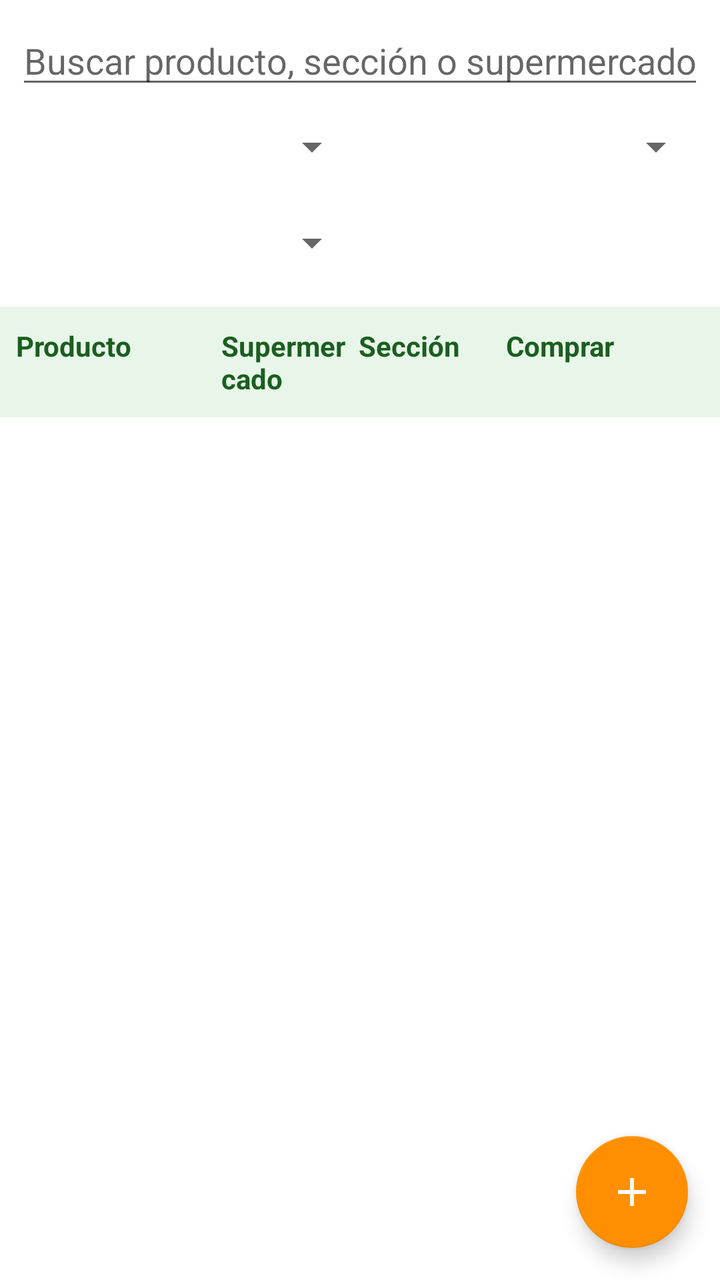
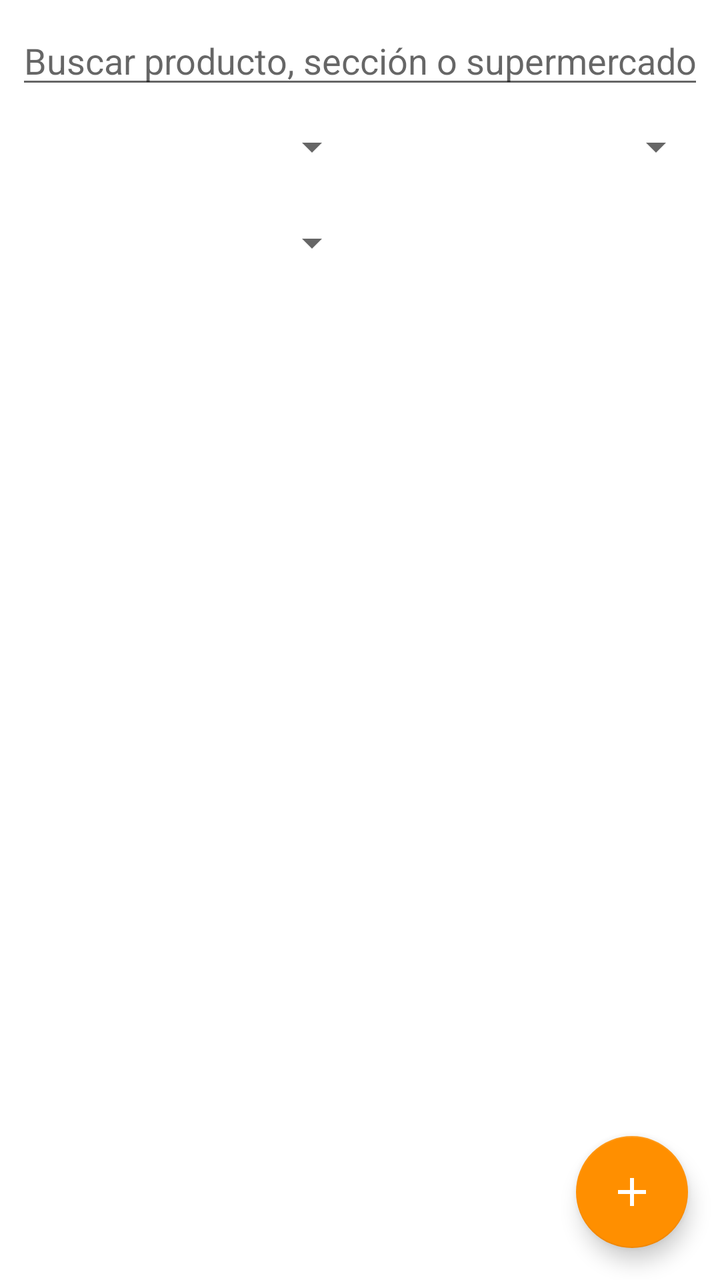

An Android layout rendered at two revisions. The XML below is the earlier revision; the diff shows what the commit changed to produce the second picture.
<!-- AndroidManifest.xml: application theme AppTheme -->
<!-- res/layout/activity_main.xml -->
<?xml version="1.0" encoding="utf-8"?>
<FrameLayout xmlns:android="http://schemas.android.com/apk/res/android"
    xmlns:app="http://schemas.android.com/apk/res-auto"
    android:layout_width="match_parent"
    android:layout_height="match_parent">

    <LinearLayout
        android:layout_width="match_parent"
        android:layout_height="match_parent"
        android:orientation="vertical">

        
        <LinearLayout
            android:layout_width="match_parent"
            android:layout_height="wrap_content"
            android:orientation="vertical"
            android:padding="8dp">

            <EditText
                android:id="@+id/etBuscar"
                android:layout_width="match_parent"
                android:layout_height="wrap_content"
                android:hint="@string/hint_buscar"
                android:importantForAutofill="no"
                android:inputType="text"
                android:maxLines="1" />

            <LinearLayout
                android:layout_width="match_parent"
                android:layout_height="wrap_content"
                android:orientation="horizontal">

                <Spinner
                    android:id="@+id/spSupermercado"
                    android:layout_width="0dp"
                    android:layout_height="48dp"
                    android:layout_weight="1" />

                <Spinner
                    android:id="@+id/spSeccion"
                    android:layout_width="0dp"
                    android:layout_height="48dp"
                    android:layout_weight="1" />
            </LinearLayout>

            <LinearLayout
                android:layout_width="match_parent"
                android:layout_height="wrap_content"
                android:gravity="center_vertical"
                android:orientation="horizontal">

                <Spinner
                    android:id="@+id/spEstado"
                    android:layout_width="0dp"
                    android:layout_height="48dp"
                    android:layout_weight="1" />

                <TextView
                    android:id="@+id/tvResumen"
                    android:layout_width="0dp"
                    android:layout_height="wrap_content"
                    android:layout_weight="1"
                    android:paddingStart="8dp"
                    android:textColor="#666666"
                    android:textSize="12sp" />
            </LinearLayout>
        </LinearLayout>

        
        <LinearLayout
            android:layout_width="match_parent"
            android:layout_height="wrap_content"
            android:background="@color/cabecera_tabla"
            android:orientation="horizontal"
            android:paddingStart="8dp"
            android:paddingTop="10dp"
            android:paddingEnd="8dp"
            android:paddingBottom="10dp">

            <TextView
                android:layout_width="0dp"
                android:layout_height="wrap_content"
                android:layout_weight="3"
                android:text="@string/col_producto"
                android:textColor="@color/verde_oscuro"
                android:textStyle="bold" />

            <TextView
                android:layout_width="0dp"
                android:layout_height="wrap_content"
                android:layout_weight="2"
                android:text="@string/col_supermercado"
                android:textColor="@color/verde_oscuro"
                android:textStyle="bold" />

            <TextView
                android:layout_width="0dp"
                android:layout_height="wrap_content"
                android:layout_weight="2"
                android:text="@string/col_seccion"
                android:textColor="@color/verde_oscuro"
                android:textStyle="bold" />

            <TextView
                android:layout_width="64dp"
                android:layout_height="wrap_content"
                android:gravity="center"
                android:text="@string/col_comprar"
                android:textColor="@color/verde_oscuro"
                android:textStyle="bold" />

            <View
                android:layout_width="40dp"
                android:layout_height="0dp" />
        </LinearLayout>

        
        <FrameLayout
            android:layout_width="match_parent"
            android:layout_height="0dp"
            android:layout_weight="1">

            <androidx.recyclerview.widget.RecyclerView
                android:id="@+id/recycler"
                android:layout_width="match_parent"
                android:layout_height="match_parent"
                android:clipToPadding="false"
                android:paddingBottom="88dp" />

            <TextView
                android:id="@+id/tvVacio"
                android:layout_width="match_parent"
                android:layout_height="wrap_content"
                android:layout_gravity="center"
                android:gravity="center"
                android:padding="24dp"
                android:text="@string/sin_resultados"
                android:textColor="#888888"
                android:visibility="gone" />
        </FrameLayout>
    </LinearLayout>

    <com.google.android.material.floatingactionbutton.FloatingActionButton
        android:id="@+id/fabAnadir"
        android:layout_width="wrap_content"
        android:layout_height="wrap_content"
        android:layout_gravity="bottom|end"
        android:layout_margin="16dp"
        android:contentDescription="@string/cd_anadir"
        app:srcCompat="@drawable/ic_add" />
</FrameLayout>
<!-- resources referenced by this layout -->
<resources>
  <color name="cabecera_tabla">#E8F5E9</color>
  <color name="verde_oscuro">#1B5E20</color>
  <!-- drawable ic_add (drawable) -->
  <vector xmlns:android="http://schemas.android.com/apk/res/android"
      android:width="24dp"
      android:height="24dp"
      android:viewportWidth="24"
      android:viewportHeight="24"
      android:tint="#FFFFFF">
      <path
          android:fillColor="#FFFFFFFF"
          android:pathData="M19,13h-6v6h-2v-6H5v-2h6V5h2v6h6v2z" />
  </vector>
  <string name="cd_anadir">Añadir</string>
  <string name="col_comprar">Comprar</string>
  <string name="col_producto">Producto</string>
  <string name="col_seccion">Sección</string>
  <string name="col_supermercado">Supermercado</string>
  <string name="hint_buscar">Buscar producto, sección o supermercado</string>
  <string name="sin_resultados">No hay productos que mostrar.\nPulsa + para añadir uno.</string>
  <style name="AppTheme" parent="Theme.MaterialComponents.Light.DarkActionBar">
          <item name="colorPrimary">@color/verde_primario</item>
          <item name="colorPrimaryDark">@color/verde_oscuro</item>
          <item name="colorSecondary">@color/naranja</item>
          <item name="colorOnSecondary">@color/blanco</item>
      </style>
  <color name="verde_primario">#2E7D32</color>
  <color name="naranja">#FF8F00</color>
  <color name="blanco">#FFFFFF</color>
</resources>

<!-- the commit's change to res/layout/activity_main.xml (unified diff, before → after) -->
@@ -67,65 +67,28 @@
         </LinearLayout>
 
         
-        <LinearLayout
-            android:layout_width="match_parent"
-            android:layout_height="wrap_content"
-            android:background="@color/cabecera_tabla"
-            android:orientation="horizontal"
-            android:paddingStart="8dp"
-            android:paddingTop="10dp"
-            android:paddingEnd="8dp"
-            android:paddingBottom="10dp">
-
-            <TextView
-                android:layout_width="0dp"
-                android:layout_height="wrap_content"
-                android:layout_weight="3"
-                android:text="@string/col_producto"
-                android:textColor="@color/verde_oscuro"
-                android:textStyle="bold" />
-
-            <TextView
-                android:layout_width="0dp"
-                android:layout_height="wrap_content"
-                android:layout_weight="2"
-                android:text="@string/col_supermercado"
-                android:textColor="@color/verde_oscuro"
-                android:textStyle="bold" />
-
-            <TextView
-                android:layout_width="0dp"
-                android:layout_height="wrap_content"
-                android:layout_weight="2"
-                android:text="@string/col_seccion"
-                android:textColor="@color/verde_oscuro"
-                android:textStyle="bold" />
-
-            <TextView
-                android:layout_width="64dp"
-                android:layout_height="wrap_content"
-                android:gravity="center"
-                android:text="@string/col_comprar"
-                android:textColor="@color/verde_oscuro"
-                android:textStyle="bold" />
-
-            <View
-                android:layout_width="40dp"
-                android:layout_height="0dp" />
-        </LinearLayout>
-
-        
         <FrameLayout
             android:layout_width="match_parent"
             android:layout_height="0dp"
             android:layout_weight="1">
 
-            <androidx.recyclerview.widget.RecyclerView
-                android:id="@+id/recycler"
+            <ScrollView
+                android:id="@+id/scrollTabla"
                 android:layout_width="match_parent"
-                android:layout_height="match_parent"
-                android:clipToPadding="false"
-                android:paddingBottom="88dp" />
+                android:layout_height="match_parent">
+
+                <HorizontalScrollView
+                    android:layout_width="match_parent"
+                    android:layout_height="wrap_content">
+
+                    <LinearLayout
+                        android:id="@+id/tablaContenido"
+                        android:layout_width="wrap_content"
+                        android:layout_height="wrap_content"
+                        android:orientation="vertical"
+                        android:paddingBottom="88dp" />
+                </HorizontalScrollView>
+            </ScrollView>
 
             <TextView
                 android:id="@+id/tvVacio"
<!-- resource entries referenced after the edit -->
@@ -1,6 +1,5 @@
 <!-- resources referenced by this layout -->
 <resources>
-  <color name="cabecera_tabla">#E8F5E9</color>
   <color name="verde_oscuro">#1B5E20</color>
   <!-- drawable ic_add (drawable) -->
   <vector xmlns:android="http://schemas.android.com/apk/res/android"
@@ -14,10 +13,6 @@
           android:pathData="M19,13h-6v6h-2v-6H5v-2h6V5h2v6h6v2z" />
   </vector>
   <string name="cd_anadir">Añadir</string>
-  <string name="col_comprar">Comprar</string>
-  <string name="col_producto">Producto</string>
-  <string name="col_seccion">Sección</string>
-  <string name="col_supermercado">Supermercado</string>
   <string name="hint_buscar">Buscar producto, sección o supermercado</string>
   <string name="sin_resultados">No hay productos que mostrar.\nPulsa + para añadir uno.</string>
   <style name="AppTheme" parent="Theme.MaterialComponents.Light.DarkActionBar">
